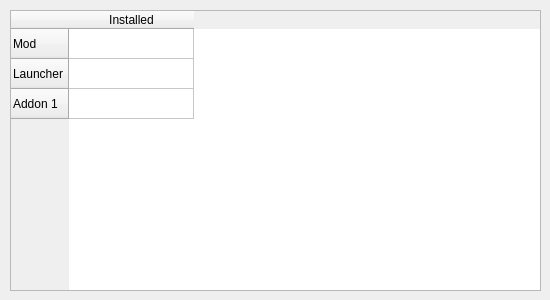
Old version of the form checker/updatemanager.ui in the repository dbkblk/rand_launcher.
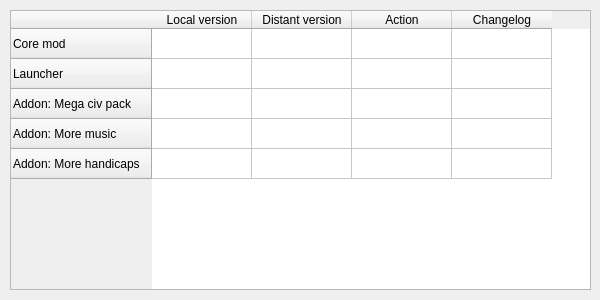
New version of the form.

The edit to the form file:
```diff
--- a/checker/updatemanager.ui
+++ b/checker/updatemanager.ui
@@ -6,7 +6,7 @@
    <rect>
     <x>0</x>
     <y>0</y>
-    <width>550</width>
+    <width>600</width>
     <height>300</height>
    </rect>
   </property>
@@ -18,19 +18,40 @@
     <rect>
      <x>10</x>
      <y>10</y>
-     <width>531</width>
-     <height>281</height>
+     <width>581</width>
+     <height>280</height>
     </rect>
    </property>
+   <property name="sizePolicy">
+    <sizepolicy hsizetype="Fixed" vsizetype="Fixed">
+     <horstretch>0</horstretch>
+     <verstretch>0</verstretch>
+    </sizepolicy>
+   </property>
+   <property name="minimumSize">
+    <size>
+     <width>581</width>
+     <height>0</height>
+    </size>
+   </property>
+   <property name="maximumSize">
+    <size>
+     <width>16777215</width>
+     <height>280</height>
+    </size>
+   </property>
    <attribute name="horizontalHeaderDefaultSectionSize">
-    <number>125</number>
+    <number>100</number>
    </attribute>
    <attribute name="horizontalHeaderMinimumSectionSize">
     <number>100</number>
    </attribute>
+   <attribute name="horizontalHeaderStretchLastSection">
+    <bool>false</bool>
+   </attribute>
    <row>
     <property name="text">
-     <string notr="true">Mod</string>
+     <string notr="true">Core mod</string>
     </property>
    </row>
    <row>
@@ -40,19 +61,39 @@
    </row>
    <row>
     <property name="text">
-     <string notr="true">Addon 1</string>
+     <string notr="true">Addon: Mega civ pack</string>
     </property>
    </row>
+   <row>
+    <property name="text">
+     <string>Addon: More music</string>
+    </property>
+   </row>
+   <row>
+    <property name="text">
+     <string>Addon: More handicaps</string>
+    </property>
+   </row>
    <column>
     <property name="text">
-     <string notr="true">Installed</string>
+     <string>Local version</string>
     </property>
    </column>
-   <item row="0" column="0">
+   <column>
     <property name="text">
-     <string/>
+     <string>Distant version</string>
     </property>
-   </item>
+   </column>
+   <column>
+    <property name="text">
+     <string>Action</string>
+    </property>
+   </column>
+   <column>
+    <property name="text">
+     <string>Changelog</string>
+    </property>
+   </column>
   </widget>
   <widget class="QPushButton" name="pushButton">
    <property name="geometry">
```
Left out of the diff: 6 changed lines with no effect on the pictures.
